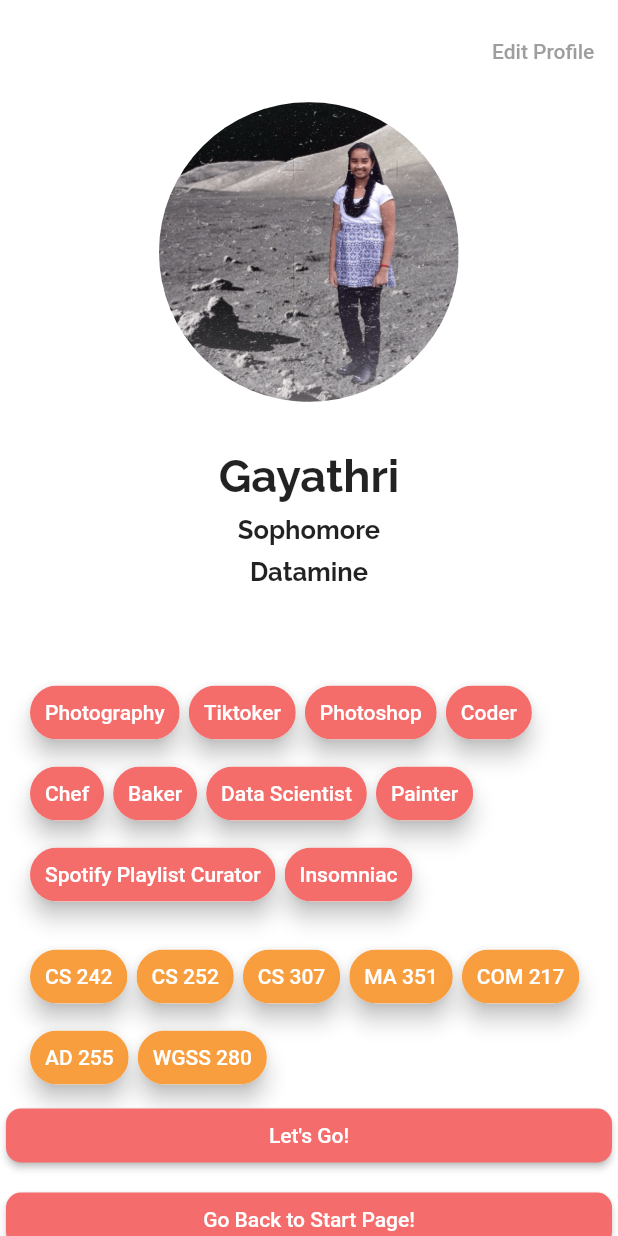
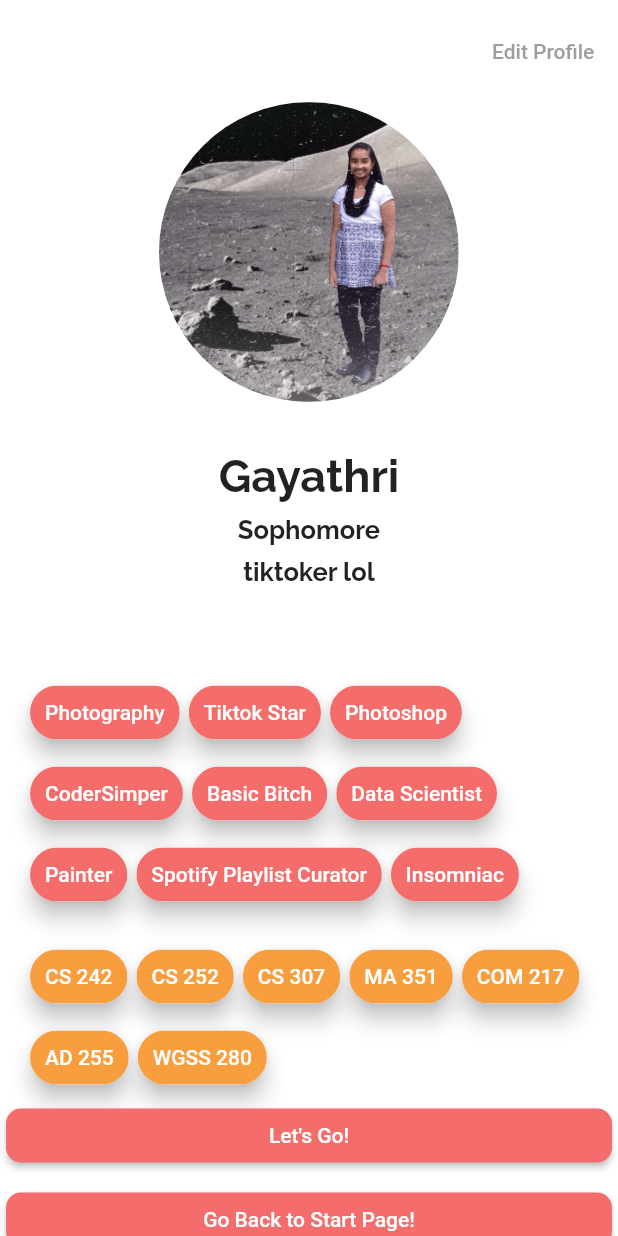
Before and after one commit to ishajain15/UniLyfe, a Flutter app: the screen it shows once a user with an empty profile is signed in, on a phone screen of 412 x 824 dp. Run offline on Flutter 3.47's test engine with Material 2 defaults, Android fonts, the phone set to English and light mode, and no system bars; our stand-ins replace auto_size_text, cloud_firestore, community_material_icon, firebase_auth, firebase_core, font_awesome_flutter and 3 more; missing offline and left inert: polls; accounts and stored records are empty; generated files the repository leaves out were written again.

Commit message:
fixed some errors?

```diff
--- a/unilyfe_app/lib/page/profile_page.dart
+++ b/unilyfe_app/lib/page/profile_page.dart
@@ -1,8 +1,4 @@
-import 'package:firebase_auth/firebase_auth.dart';
-import 'package:firebase_core/firebase_core.dart';
 import 'package:flutter/material.dart';
-import 'package:flutter/material.dart';
-import 'package:flutter/widgets.dart';
 import 'package:unilyfe_app/customized_items/buttons/back_button.dart';
 import 'package:unilyfe_app/customized_items/buttons/lets_go_button.dart';
 import 'package:unilyfe_app/models/User.dart';
@@ -62,11 +58,10 @@ class _ProfilePageState extends State<ProfilePage> {
         //chip,
         chipList([
           'Photography',
-          'Tiktoker',
+          'Tiktok Star',
           'Photoshop',
-          'Coder' ,
-          'Chef',
-          'Baker',
+          'Coder' 'Simper',
+          'Basic Bitch',
           'Data Scientist',
           'Painter',
           'Spotify Playlist Curator',
@@ -84,7 +79,6 @@ class _ProfilePageState extends State<ProfilePage> {
           LetsGoButton(),
           BackButtonWidget(),
       ],
-
       //),
     ));
   }
@@ -132,7 +126,7 @@ class _ProfilePageState extends State<ProfilePage> {
           Container(
             padding: const EdgeInsets.only(bottom: 8),
             child: Text(
-              'Datamine',
+              'tiktoker lol',
               style: TextStyle(
                   fontSize: 17,
                   fontWeight: FontWeight.bold,
@@ -410,44 +404,4 @@ class _myProfilePictureState extends State<_profilePicture> {
           ),
         ));
   }
-  final db = FirebaseFirestore.instance;
-
-//   Future<DocumentReference> getUserDoc() async {
-//   final FirebaseAuth _auth = FirebaseAuth.instance;
-//   // final Firestore _firestore = Firestore.instance;
-//   final uid = await Provider.of(context).auth.getCurrentUID();
-//   DocumentReference ref = db.collection('users').doc(uid);
-//   return ref;
-// }
-//   Future<DocumentSnapshot> getUsername() async{
-//     Future<DocumentReference> ref = getUserDoc();
-//     List<User> list = ref
-
-//   }
-final firestore = FirebaseFirestore.instance;   //
-FirebaseAuth auth = FirebaseAuth.instance;     //recommend declaring a reference outside the methods
-
-// Future<String> getUserName(String username) async {
-
-//   final CollectionReference users = firestore.collection('UserData');
-
-//   // final String uid = auth.currentUser.uid;
-
-//   final result = await users.doc(uid).get();
-//   Future<String> str = result.data()['username'];
-
-// }
-getList() async {
-  return await firestore.collection('userData').get().asStream();
 }
-Future<bool> sumStream(String username) async {
-  Stream<bool> stream = getList();
-  await for (var value in stream) {
-    if (value == username){
-      return true;
-    }
-   }
-  return false;
-}
-
-}
```
